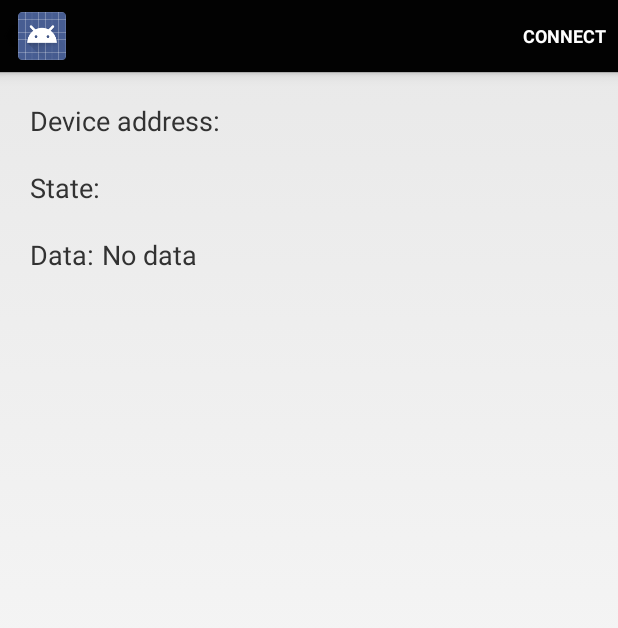
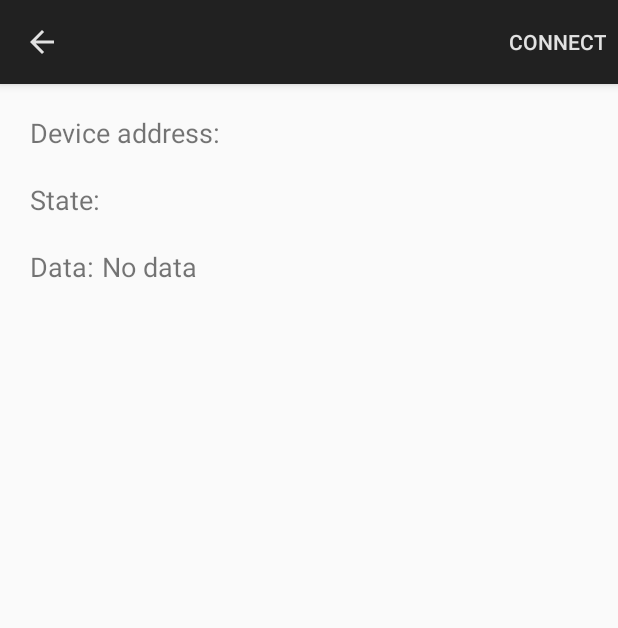
Before and after one commit to monisind/AlertBuddy, an Android app: the DeviceControlActivity screen opened directly, with no data from a screen before it, on a phone screen of 412 x 824 dp. Shown: the top 628 px of the screen. Run offline under Robolectric (Android 15) with nearby library versions, the phone set to English and light mode, and no system bars; 3 statements that could not run were skipped.

Commit message:
changed theme and style colors

```diff
--- a/Application/src/main/res/values/themes.xml
+++ b/Application/src/main/res/values/themes.xml
@@ -1,34 +1,7 @@
 <?xml version="1.0" encoding="utf-8"?>
-<!--<resources>-->
-    <!--&lt;!&ndash; the theme applied to the application or activity &ndash;&gt;-->
-    <!--<style name="CustomActionBarTheme"-->
-        <!--parent="@android:style/Theme.Holo.Light.DarkActionBar">-->
-        <!--<item name="android:actionBarStyle">@style/MyActionBar</item>-->
-    <!--</style>-->
-
-    <!--&lt;!&ndash; ActionBar styles &ndash;&gt;-->
-    <!--<style name="MyActionBar"-->
-        <!--parent="@android:style/Widget.Holo.Light.ActionBar.Solid.Inverse">-->
-        <!--<item name="android:background">@drawable/actionbar_background</item>-->
-    <!--</style>-->
-<!--</resources>-->
 
 <resources>
-    <style name="MyTheme" parent="@android:style/Theme.Holo.Light">
-        <item name="android:actionBarStyle">@style/MyActionBar</item>
-        <item name="android:actionMenuTextColor">@color/action_bar_text</item>
-    </style>
-
-    <style name="MyActionBar" parent="@android:style/Widget.Holo.Light.ActionBar">
-        <item name="android:background">@color/action_bar</item>
-        <item name="android:titleTextStyle">@style/MyActionBarTitleText</item>
-    </style>
-
-    <style name="MyActionBarTitleText" parent="@android:style/TextAppearance.Holo.Widget.ActionBar.Title">
-        <item name="android:textColor">@color/action_bar_text</item>
-    </style>
-
-    <style name="MyActionBarTabText" parent="@android:style/Widget.Holo.ActionBar.TabText">
-        <item name="android:textColor">@color/action_bar_text</item>
+    <style name="MyTheme" parent="android:Theme.Material.Light.DarkActionBar">
+        <item name="android:colorAccent">@color/accent</item>
     </style>
 </resources>
```
Also changed, not shown: Application/src/main/res/values/colors.xml (+5 -28 lines).
